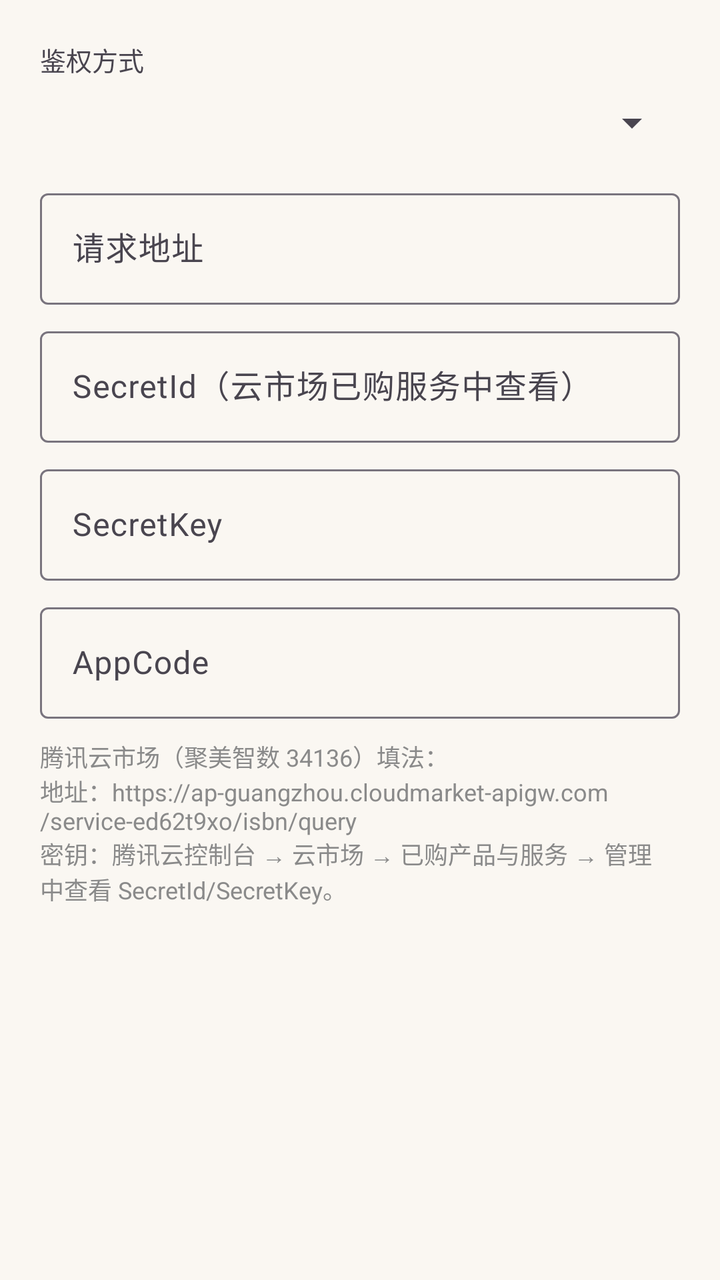
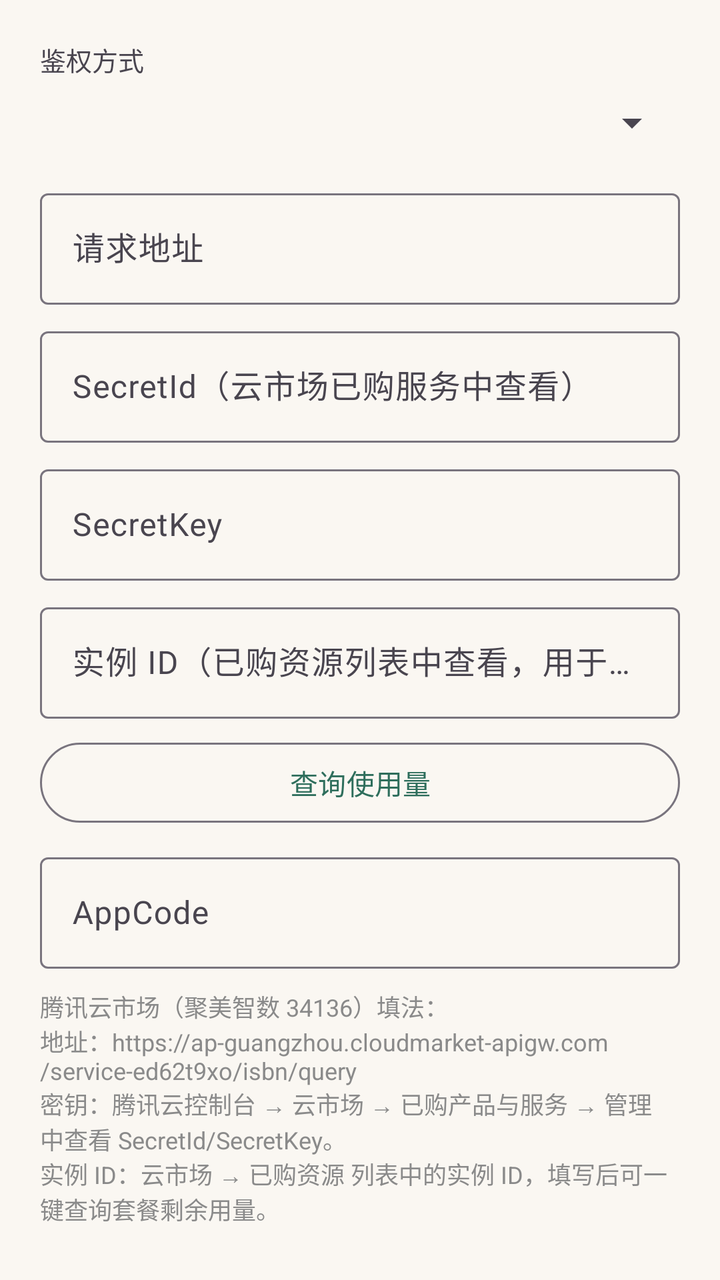

An Android layout rendered at two revisions. The XML below is the earlier revision; the diff shows what the commit changed to produce the second picture.
<!-- AndroidManifest.xml: application theme Theme.Bookshelf -->
<!-- res/layout/dialog_api.xml -->
<?xml version="1.0" encoding="utf-8"?>
<LinearLayout xmlns:android="http://schemas.android.com/apk/res/android"
    android:layout_width="match_parent"
    android:layout_height="wrap_content"
    android:orientation="vertical"
    android:padding="20dp">

    <TextView
        android:layout_width="wrap_content"
        android:layout_height="wrap_content"
        android:text="鉴权方式"
        android:textSize="13sp" />

    <Spinner
        android:id="@+id/sp_auth_type"
        android:layout_width="match_parent"
        android:layout_height="wrap_content"
        android:minHeight="44dp" />

    <com.google.android.material.textfield.TextInputLayout
        android:id="@+id/til_base_url"
        android:layout_width="match_parent"
        android:layout_height="wrap_content"
        android:layout_marginTop="8dp"
        android:hint="请求地址">

        <com.google.android.material.textfield.TextInputEditText
            android:id="@+id/et_base_url"
            android:layout_width="match_parent"
            android:layout_height="wrap_content"
            android:inputType="textUri" />
    </com.google.android.material.textfield.TextInputLayout>

    
    <com.google.android.material.textfield.TextInputLayout
        android:id="@+id/til_secret_id"
        android:layout_width="match_parent"
        android:layout_height="wrap_content"
        android:layout_marginTop="8dp"
        android:hint="SecretId（云市场已购服务中查看）">

        <com.google.android.material.textfield.TextInputEditText
            android:id="@+id/et_secret_id"
            android:layout_width="match_parent"
            android:layout_height="wrap_content" />
    </com.google.android.material.textfield.TextInputLayout>

    <com.google.android.material.textfield.TextInputLayout
        android:id="@+id/til_secret_key"
        android:layout_width="match_parent"
        android:layout_height="wrap_content"
        android:layout_marginTop="8dp"
        android:hint="SecretKey">

        <com.google.android.material.textfield.TextInputEditText
            android:id="@+id/et_secret_key"
            android:layout_width="match_parent"
            android:layout_height="wrap_content" />
    </com.google.android.material.textfield.TextInputLayout>

    
    <com.google.android.material.textfield.TextInputLayout
        android:id="@+id/til_appcode"
        android:layout_width="match_parent"
        android:layout_height="wrap_content"
        android:layout_marginTop="8dp"
        android:hint="AppCode">

        <com.google.android.material.textfield.TextInputEditText
            android:id="@+id/et_appcode"
            android:layout_width="match_parent"
            android:layout_height="wrap_content" />
    </com.google.android.material.textfield.TextInputLayout>

    <TextView
        android:layout_width="match_parent"
        android:layout_height="wrap_content"
        android:layout_marginTop="10dp"
        android:text="腾讯云市场（聚美智数 34136）填法：\n地址：https://ap-guangzhou.cloudmarket-apigw.com/service-ed62t9xo/isbn/query\n密钥：腾讯云控制台 → 云市场 → 已购产品与服务 → 管理 中查看 SecretId/SecretKey。"
        android:textSize="12sp"
        android:textColor="@color/text_sub" />
</LinearLayout>
<!-- resources referenced by this layout -->
<resources>
  <color name="text_sub">#8A8A8A</color>
  <style name="Theme.Bookshelf" parent="Theme.Material3.Light.NoActionBar">
          <item name="colorPrimary">@color/primary</item>
          <item name="colorPrimaryVariant">@color/primary_dark</item>
          <item name="colorSecondary">@color/accent</item>
          <item name="android:colorBackground">@color/bg_page</item>
          <item name="android:statusBarColor">@color/primary_dark</item>
          
          <item name="chip_bg">@color/chip_bg</item>
      </style>
  <color name="primary">#2E6E5C</color>
  <color name="primary_dark">#1F4D40</color>
  <color name="accent">#C08A3E</color>
  <color name="bg_page">#FAF7F2</color>
  <color name="chip_bg">#E8F0ED</color>
</resources>

<!-- the commit's change to res/layout/dialog_api.xml (unified diff, before → after) -->
@@ -60,6 +60,40 @@
 
     
     <com.google.android.material.textfield.TextInputLayout
+        android:id="@+id/til_instance_id"
+        android:layout_width="match_parent"
+        android:layout_height="wrap_content"
+        android:layout_marginTop="8dp"
+        android:hint="实例 ID（已购资源列表中查看，用于查询用量）">
+
+        <com.google.android.material.textfield.TextInputEditText
+            android:id="@+id/et_instance_id"
+            android:layout_width="match_parent"
+            android:layout_height="wrap_content"
+            android:inputType="number" />
+    </com.google.android.material.textfield.TextInputLayout>
+
+    
+    <com.google.android.material.button.MaterialButton
+        android:id="@+id/btn_query_usage"
+        style="@style/Widget.Material3.Button.OutlinedButton"
+        android:layout_width="match_parent"
+        android:layout_height="wrap_content"
+        android:layout_marginTop="8dp"
+        android:text="查询使用量" />
+
+    <TextView
+        android:id="@+id/tv_usage_result"
+        android:layout_width="match_parent"
+        android:layout_height="wrap_content"
+        android:layout_marginTop="4dp"
+        android:textSize="13sp"
+        android:lineSpacingMultiplier="1.35"
+        android:textColor="@color/text_main"
+        android:visibility="gone" />
+
+    
+    <com.google.android.material.textfield.TextInputLayout
         android:id="@+id/til_appcode"
         android:layout_width="match_parent"
         android:layout_height="wrap_content"
@@ -76,7 +110,7 @@
         android:layout_width="match_parent"
         android:layout_height="wrap_content"
         android:layout_marginTop="10dp"
-        android:text="腾讯云市场（聚美智数 34136）填法：\n地址：https://ap-guangzhou.cloudmarket-apigw.com/service-ed62t9xo/isbn/query\n密钥：腾讯云控制台 → 云市场 → 已购产品与服务 → 管理 中查看 SecretId/SecretKey。"
+        android:text="腾讯云市场（聚美智数 34136）填法：\n地址：https://ap-guangzhou.cloudmarket-apigw.com/service-ed62t9xo/isbn/query\n密钥：腾讯云控制台 → 云市场 → 已购产品与服务 → 管理 中查看 SecretId/SecretKey。\n实例 ID：云市场 → 已购资源 列表中的实例 ID，填写后可一键查询套餐剩余用量。"
         android:textSize="12sp"
         android:textColor="@color/text_sub" />
 </LinearLayout>
<!-- resource entries referenced after the edit -->
@@ -1,5 +1,6 @@
 <!-- resources referenced by this layout -->
 <resources>
+  <color name="text_main">#2B2B2B</color>
   <color name="text_sub">#8A8A8A</color>
   <style name="Theme.Bookshelf" parent="Theme.Material3.Light.NoActionBar">
           <item name="colorPrimary">@color/primary</item>
